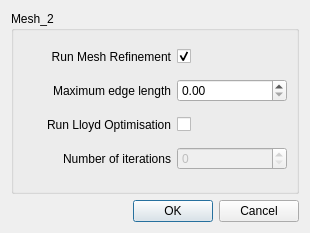
First picture: the form in Polyhedron/demo/Polyhedron/Plugins/Mesh_2_plugin/mesh_2_dialog.ui, repository CGAL/cgal, before the edit.
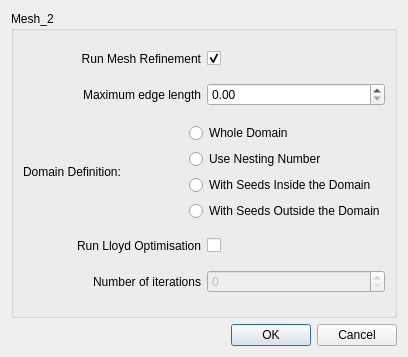
Second picture: the form after the edit.

Commit message: handle seeds and other domain definition options

```diff
--- a/Polyhedron/demo/Polyhedron/Plugins/Mesh_2_plugin/mesh_2_dialog.ui
+++ b/Polyhedron/demo/Polyhedron/Plugins/Mesh_2_plugin/mesh_2_dialog.ui
@@ -9,8 +9,8 @@
    <rect>
     <x>0</x>
     <y>0</y>
-    <width>310</width>
-    <height>233</height>
+    <width>408</width>
+    <height>357</height>
    </rect>
   </property>
   <property name="windowTitle">
@@ -22,8 +22,34 @@
      <property name="title">
       <string>Mesh_2</string>
      </property>
-     <layout class="QGridLayout" name="gridLayout_2" rowstretch="0,0,0,0,0,0,0" columnstretch="2,0">
-      <item row="2" column="0">
+     <layout class="QVBoxLayout" name="verticalLayout_3">
+      <item>
+       <layout class="QHBoxLayout" name="horizontalLayout">
+        <item>
+         <widget class="QLabel" name="runMesh2_label">
+          <property name="text">
+           <string>Run Mesh Refinement</string>
+          </property>
+          <property name="alignment">
+           <set>Qt::AlignRight|Qt::AlignTrailing|Qt::AlignVCenter</set>
+          </property>
+         </widget>
+        </item>
+        <item>
+         <widget class="QCheckBox" name="runMesh2_checkbox">
+          <property name="text">
+           <string/>
+          </property>
+          <property name="checked">
+           <bool>true</bool>
+          </property>
+         </widget>
+        </item>
+       </layout>
+      </item>
+      <item>
+       <layout class="QHBoxLayout" name="horizontalLayout_4">
+        <item>
        <widget class="QLabel" name="edgeLength_label">
         <property name="text">
          <string>Maximum edge length</string>
@@ -36,7 +62,7 @@
         </property>
        </widget>
       </item>
-      <item row="2" column="1">
+        <item>
        <widget class="QDoubleSpinBox" name="edgeLength_dspinbox">
         <property name="minimumSize">
          <size>
@@ -52,14 +78,54 @@
         </property>
        </widget>
       </item>
-      <item row="5" column="1">
-       <widget class="QCheckBox" name="runLloyd_checkbox">
+       </layout>
+      </item>
+      <item>
+       <layout class="QHBoxLayout" name="horizontalLayout_5">
+        <item>
+         <widget class="QLabel" name="label">
         <property name="text">
-         <string/>
+           <string>Domain Definition:</string>
         </property>
        </widget>
       </item>
-      <item row="5" column="0">
+        <item>
+         <layout class="QVBoxLayout" name="verticalLayout_2">
+          <item>
+           <widget class="QRadioButton" name="radioAll">
+            <property name="text">
+             <string>Whole Domain</string>
+            </property>
+           </widget>
+          </item>
+          <item>
+           <widget class="QRadioButton" name="radioNesting">
+            <property name="text">
+             <string>Use Nesting Number</string>
+            </property>
+           </widget>
+          </item>
+          <item>
+           <widget class="QRadioButton" name="radioSeedsIn">
+            <property name="text">
+             <string>With Seeds Inside the Domain</string>
+            </property>
+           </widget>
+          </item>
+          <item>
+           <widget class="QRadioButton" name="radioSeedsOut">
+            <property name="text">
+             <string>With Seeds Outside the Domain</string>
+            </property>
+           </widget>
+          </item>
+         </layout>
+        </item>
+       </layout>
+      </item>
+      <item>
+       <layout class="QHBoxLayout" name="horizontalLayout_2">
+        <item>
        <widget class="QLabel" name="runLloyd_label">
         <property name="text">
          <string>Run Lloyd Optimisation</string>
@@ -69,27 +135,18 @@
         </property>
        </widget>
       </item>
-      <item row="1" column="0">
-       <widget class="QLabel" name="runMesh2_label">
-        <property name="text">
-         <string>Run Mesh Refinement</string>
-        </property>
-        <property name="alignment">
-         <set>Qt::AlignRight|Qt::AlignTrailing|Qt::AlignVCenter</set>
-        </property>
-       </widget>
-      </item>
-      <item row="1" column="1">
-       <widget class="QCheckBox" name="runMesh2_checkbox">
+        <item>
+         <widget class="QCheckBox" name="runLloyd_checkbox">
         <property name="text">
          <string/>
         </property>
-        <property name="checked">
-         <bool>true</bool>
-        </property>
-       </widget>
-      </item>
-      <item row="6" column="0">
+         </widget>
+        </item>
+       </layout>
+      </item>
+      <item>
+       <layout class="QHBoxLayout" name="horizontalLayout_3">
+        <item>
        <widget class="QLabel" name="nbIterations_label">
         <property name="text">
          <string>Number of iterations</string>
@@ -102,7 +159,7 @@
         </property>
        </widget>
       </item>
-      <item row="6" column="1">
+        <item>
        <widget class="QSpinBox" name="nbIterations_spinbox">
         <property name="enabled">
          <bool>false</bool>
@@ -114,6 +171,8 @@
          </size>
         </property>
        </widget>
+        </item>
+       </layout>
       </item>
      </layout>
     </widget>
```
Lines whose indentation alone changed are shown as unchanged. The commit also changes 2 other files.
